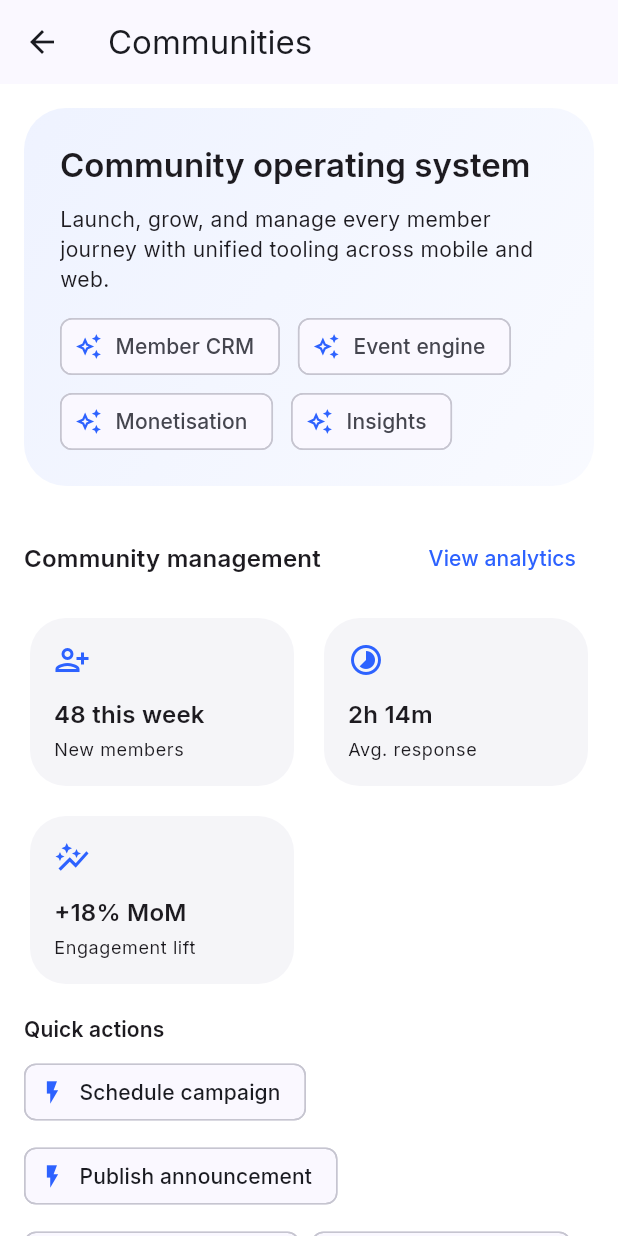
After one commit to orbas1/Nodejs-Edulure, a Flutter app: the screen it shows after launch, after a tap on "Communities", on a phone screen of 412 x 824 dp. The commit adds this screen. Run offline on Flutter 3.47's test engine with Material 3 defaults, Android fonts, the phone set to English and light mode, and no system bars; our stand-ins replace dio, google_fonts, hive_flutter, open_filex; accounts and stored records are empty; network calls fail.

Commit message:
feat: add community management experience to mobile app

```diff
--- a/Edulure-Flutter/lib/main.dart
+++ b/Edulure-Flutter/lib/main.dart
@@ -1,5 +1,6 @@
 import 'package:flutter/material.dart';
 import 'package:google_fonts/google_fonts.dart';
+import 'screens/communities_screen.dart';
 import 'screens/content_library_screen.dart';
 import 'screens/feed_screen.dart';
 import 'screens/home_screen.dart';
@@ -36,6 +37,7 @@ class EdulureApp extends StatelessWidget {
         '/': (_) => const HomeScreen(),
         '/login': (_) => const LoginScreen(),
         '/register': (_) => const RegisterScreen(),
+        '/communities': (_) => const CommunitiesScreen(),
         '/feed': (_) => const FeedScreen(),
         '/profile': (_) => const ProfileScreen(),
         '/content': (_) => const ContentLibraryScreen(),
--- /dev/null
+++ b/Edulure-Flutter/lib/screens/communities_screen.dart
@@ -0,0 +1,477 @@
+import 'package:flutter/material.dart';
+
+enum LiveFeedScope { global, community }
+
+class CommunitiesScreen extends StatefulWidget {
+  const CommunitiesScreen({super.key});
+
+  @override
+  State<CommunitiesScreen> createState() => _CommunitiesScreenState();
+}
+
+class _CommunitiesScreenState extends State<CommunitiesScreen> {
+  LiveFeedScope _selectedScope = LiveFeedScope.global;
+
+  static const List<_Community> _communities = [
+    _Community(
+      name: 'RevOps Guild',
+      description: 'Revenue operators scaling GTM playbooks together.',
+      members: 2180,
+      health: 'Thriving',
+      accentColor: Color(0xFFEFF6FF),
+      bannerImage: 'https://images.unsplash.com/photo-1522202222400-95cb8671ee88?auto=format&fit=crop&w=900&q=80',
+      tags: ['Revenue', 'Lifecycle', 'Automation'],
+    ),
+    _Community(
+      name: 'Customer Education Collective',
+      description: 'Designing immersive customer education programmes.',
+      members: 1835,
+      health: 'Energised',
+      accentColor: Color(0xFFFFF7ED),
+      bannerImage: 'https://images.unsplash.com/photo-1498050108023-c5249f4df085?auto=format&fit=crop&w=900&q=80',
+      tags: ['CX', 'Learning', 'Advocacy'],
+    ),
+    _Community(
+      name: 'Community-Led Leaders',
+      description: 'Leaders building global community-led organisations.',
+      members: 2560,
+      health: 'Scaling',
+      accentColor: Color(0xFFF1F5F9),
+      bannerImage: 'https://images.unsplash.com/photo-1521737604893-d14cc237f11d?auto=format&fit=crop&w=900&q=80',
+      tags: ['Leadership', 'Strategy', 'Playbooks'],
+    ),
+  ];
+
+  static final List<_FeedPost> _globalFeed = [
+    _FeedPost(
+      authorName: 'Jordan Brooks',
+      authorRole: 'Head of Community',
+      communityName: 'Global broadcast',
+      body:
+          'We just published the Q2 community playbook with updated retention benchmarks and event templates. Dive in and share your feedback!',
+      tags: const ['Playbook', 'Retention'],
+    ),
+    _FeedPost(
+      authorName: 'Sasha Nwosu',
+      authorRole: 'Learning Experience Designer',
+      communityName: 'Global broadcast',
+      body:
+          'Next week we are running a live teardown of the new onboarding experience. RSVP if you want to join the working group.',
+      tags: const ['Live session', 'Design Review'],
+    ),
+  ];
+
+  static final List<_FeedPost> _communityFeed = [
+    _FeedPost(
+      authorName: 'Luca Martins',
+      authorRole: 'Community Moderator',
+      communityName: 'RevOps Guild',
+      body:
+          'Kicked off a member-led pipeline automation clinic. Drop your toughest workflow question and we will cover it live tomorrow.',
+      tags: const ['Automation', 'Workshop'],
+    ),
+    _FeedPost(
+      authorName: 'Emily Tan',
+      authorRole: 'Programme Manager',
+      communityName: 'Customer Education Collective',
+      body:
+          'Shared the interview kit we used to map learner personas across APAC. Curious to hear how you structure your research panels.',
+      tags: const ['Research', 'Templates'],
+    ),
+    _FeedPost(
+      authorName: 'Noah Patel',
+      authorRole: 'Community Operations',
+      communityName: 'Community-Led Leaders',
+      body:
+          'We are prototyping a new ritual around cross-community mentorship. Sign up if you would like to exchange playbooks with another operator.',
+      tags: const ['Mentorship', 'Collaboration'],
+    ),
+  ];
+
+  @override
+  Widget build(BuildContext context) {
+    final colorScheme = Theme.of(context).colorScheme;
+    final textTheme = Theme.of(context).textTheme;
+
+    return Scaffold(
+      appBar: AppBar(
+        title: const Text('Communities'),
+      ),
+      body: SingleChildScrollView(
+        padding: const EdgeInsets.all(16),
+        child: Column(
+          crossAxisAlignment: CrossAxisAlignment.start,
+          children: [
+            _buildCommunitiesHero(textTheme, colorScheme),
+            const SizedBox(height: 24),
+            _buildManagementSection(textTheme, colorScheme),
+            const SizedBox(height: 32),
+            _buildDirectorySection(textTheme),
+            const SizedBox(height: 32),
+            _buildLiveFeedSection(textTheme),
+          ],
+        ),
+      ),
+    );
+  }
+
+  Widget _buildCommunitiesHero(TextTheme textTheme, ColorScheme colorScheme) {
+    return Container(
+      width: double.infinity,
+      padding: const EdgeInsets.all(24),
+      decoration: BoxDecoration(
+        borderRadius: BorderRadius.circular(28),
+        gradient: LinearGradient(
+          colors: [colorScheme.primary.withOpacity(0.08), colorScheme.primary.withOpacity(0.03)],
+          begin: Alignment.topLeft,
+          end: Alignment.bottomRight,
+        ),
+      ),
+      child: Column(
+        crossAxisAlignment: CrossAxisAlignment.start,
+        children: [
+          Text(
+            'Community operating system',
+            style: textTheme.titleLarge?.copyWith(fontWeight: FontWeight.w600),
+          ),
+          const SizedBox(height: 12),
+          Text(
+            'Launch, grow, and manage every member journey with unified tooling across mobile and web.',
+            style: textTheme.bodyMedium,
+          ),
+          const SizedBox(height: 16),
+          Wrap(
+            spacing: 12,
+            runSpacing: 12,
+            children: const [
+              _HeroChip(label: 'Member CRM'),
+              _HeroChip(label: 'Event engine'),
+              _HeroChip(label: 'Monetisation'),
+              _HeroChip(label: 'Insights'),
+            ],
+          ),
+        ],
+      ),
+    );
+  }
+
+  Widget _buildManagementSection(TextTheme textTheme, ColorScheme colorScheme) {
+    final stats = [
+      _ManagementStat(icon: Icons.person_add_alt_1_outlined, label: 'New members', value: '48 this week'),
+      _ManagementStat(icon: Icons.timelapse_outlined, label: 'Avg. response', value: '2h 14m'),
+      _ManagementStat(icon: Icons.auto_graph_outlined, label: 'Engagement lift', value: '+18% MoM'),
+    ];
+
+    final actions = [
+      'Schedule campaign',
+      'Publish announcement',
+      'Launch automation',
+      'Invite moderators',
+    ];
+
+    return Column(
+      crossAxisAlignment: CrossAxisAlignment.start,
+      children: [
+        Row(
+          mainAxisAlignment: MainAxisAlignment.spaceBetween,
+          children: [
+            Text('Community management', style: textTheme.titleMedium?.copyWith(fontWeight: FontWeight.w600)),
+            TextButton(
+              onPressed: () {},
+              child: const Text('View analytics'),
+            ),
+          ],
+        ),
+        const SizedBox(height: 12),
+        LayoutBuilder(
+          builder: (context, constraints) {
+            final isWide = constraints.maxWidth > 600;
+            return Wrap(
+              spacing: 12,
+              runSpacing: 12,
+              children: stats
+                  .map(
+                    (stat) => SizedBox(
+                      width: isWide ? (constraints.maxWidth - 24) / 3 : (constraints.maxWidth - 12) / 2,
+                      child: _ManagementCard(stat: stat, colorScheme: colorScheme),
+                    ),
+                  )
+                  .toList(),
+            );
+          },
+        ),
+        const SizedBox(height: 16),
+        Text('Quick actions', style: textTheme.titleSmall?.copyWith(fontWeight: FontWeight.w600)),
+        const SizedBox(height: 8),
+        Wrap(
+          spacing: 8,
+          runSpacing: 8,
+          children: actions
+              .map(
+                (action) => ActionChip(
+                  label: Text(action),
+                  avatar: const Icon(Icons.flash_on_outlined, size: 18),
+                  onPressed: () {},
+                ),
+              )
+              .toList(),
+        ),
+      ],
+    );
+  }
+
+  Widget _buildDirectorySection(TextTheme textTheme) {
+    return Column(
+      crossAxisAlignment: CrossAxisAlignment.start,
+      children: [
+        Text('Communities', style: textTheme.titleMedium?.copyWith(fontWeight: FontWeight.w600)),
+        const SizedBox(height: 12),
+        ..._communities.map((community) => _CommunityCard(community: community)).toList(),
+      ],
+    );
+  }
+
+  Widget _buildLiveFeedSection(TextTheme textTheme) {
+    final selectedPosts = _selectedScope == LiveFeedScope.global ? _globalFeed : _communityFeed;
+
+    return Column(
+      crossAxisAlignment: CrossAxisAlignment.start,
+      children: [
+        Row(
+          mainAxisAlignment: MainAxisAlignment.spaceBetween,
+          children: [
+            Text('Live feed', style: textTheme.titleMedium?.copyWith(fontWeight: FontWeight.w600)),
+            SegmentedButton<LiveFeedScope>(
+              segments: const [
+                ButtonSegment(value: LiveFeedScope.global, label: Text('Global')),
+                ButtonSegment(value: LiveFeedScope.community, label: Text('Communities')),
+              ],
+              selected: <LiveFeedScope>{_selectedScope},
+              onSelectionChanged: (selection) {
+                final next = selection.firstOrNull ?? LiveFeedScope.global;
+                setState(() => _selectedScope = next);
+              },
+            ),
+          ],
+        ),
+        const SizedBox(height: 12),
+        ListView.separated(
+          shrinkWrap: true,
+          physics: const NeverScrollableScrollPhysics(),
+          itemCount: selectedPosts.length,
+          separatorBuilder: (_, __) => const SizedBox(height: 12),
+          itemBuilder: (context, index) {
+            final post = selectedPosts[index];
+            return Card(
+              shape: RoundedRectangleBorder(borderRadius: BorderRadius.circular(24)),
+              child: Padding(
+                padding: const EdgeInsets.all(16),
+                child: Column(
+                  crossAxisAlignment: CrossAxisAlignment.start,
+                  children: [
+                    ListTile(
+                      contentPadding: EdgeInsets.zero,
+                      leading: CircleAvatar(
+                        backgroundImage: NetworkImage('https://i.pravatar.cc/150?img=${(index + 5) * 3 % 70}'),
+                      ),
+                      title: Text(post.authorName),
+                      subtitle: Text(post.authorRole),
+                      trailing: Container(
+                        padding: const EdgeInsets.symmetric(horizontal: 12, vertical: 6),
+                        decoration: BoxDecoration(
+                          color: Theme.of(context).colorScheme.primary.withOpacity(0.08),
+                          borderRadius: BorderRadius.circular(24),
+                        ),
+                        child: Text(
+                          post.communityName,
+                          style: textTheme.bodySmall?.copyWith(fontWeight: FontWeight.w600),
+                        ),
+                      ),
+                    ),
+                    const SizedBox(height: 8),
+                    Text(post.body, style: textTheme.bodyMedium),
+                    const SizedBox(height: 12),
+                    Wrap(
+                      spacing: 8,
+                      children: post.tags.map((tag) => Chip(label: Text('#$tag'))).toList(),
+                    ),
+                  ],
+                ),
+              ),
+            );
+          },
+        ),
+      ],
+    );
+  }
+}
+
+class _HeroChip extends StatelessWidget {
+  const _HeroChip({required this.label});
+
+  final String label;
+
+  @override
+  Widget build(BuildContext context) {
+    return Chip(
+      label: Text(label),
+      avatar: const Icon(Icons.auto_awesome_outlined, size: 18),
+      materialTapTargetSize: MaterialTapTargetSize.shrinkWrap,
+    );
+  }
+}
+
+class _ManagementStat {
+  const _ManagementStat({
+    required this.icon,
+    required this.label,
+    required this.value,
+  });
+
+  final IconData icon;
+  final String label;
+  final String value;
+}
+
+class _ManagementCard extends StatelessWidget {
+  const _ManagementCard({required this.stat, required this.colorScheme});
+
+  final _ManagementStat stat;
+  final ColorScheme colorScheme;
+
+  @override
+  Widget build(BuildContext context) {
+    return Card(
+      shape: RoundedRectangleBorder(borderRadius: BorderRadius.circular(24)),
+      elevation: 0,
+      color: colorScheme.surfaceVariant.withOpacity(0.35),
+      child: Padding(
+        padding: const EdgeInsets.all(16),
+        child: Column(
+          crossAxisAlignment: CrossAxisAlignment.start,
+          children: [
+            Icon(stat.icon, color: colorScheme.primary),
+            const SizedBox(height: 12),
+            Text(stat.value, style: Theme.of(context).textTheme.titleMedium?.copyWith(fontWeight: FontWeight.w600)),
+            const SizedBox(height: 4),
+            Text(stat.label, style: Theme.of(context).textTheme.bodySmall),
+          ],
+        ),
+      ),
+    );
+  }
+}
+
+class _Community {
+  const _Community({
+    required this.name,
+    required this.description,
+    required this.members,
+    required this.health,
+    required this.accentColor,
+    required this.bannerImage,
+    required this.tags,
+  });
+
+  final String name;
+  final String description;
+  final int members;
+  final String health;
+  final Color accentColor;
+  final String bannerImage;
+  final List<String> tags;
+}
+
+class _CommunityCard extends StatelessWidget {
+  const _CommunityCard({required this.community});
+
+  final _Community community;
+
+  @override
+  Widget build(BuildContext context) {
+    final textTheme = Theme.of(context).textTheme;
+    return Container(
+      margin: const EdgeInsets.only(bottom: 16),
+      decoration: BoxDecoration(
+        color: community.accentColor,
+        borderRadius: BorderRadius.circular(28),
+      ),
+      child: Column(
+        crossAxisAlignment: CrossAxisAlignment.start,
+        children: [
+          ClipRRect(
+            borderRadius: const BorderRadius.vertical(top: Radius.circular(28)),
+            child: Image.network(
+              community.bannerImage,
+              height: 160,
+              width: double.infinity,
+              fit: BoxFit.cover,
+            ),
+          ),
+          Padding(
+            padding: const EdgeInsets.all(20),
+            child: Column(
+              crossAxisAlignment: CrossAxisAlignment.start,
+              children: [
+                Text(community.name, style: textTheme.titleMedium?.copyWith(fontWeight: FontWeight.w600)),
+                const SizedBox(height: 8),
+                Text(
+                  community.description,
+                  style: textTheme.bodyMedium,
+                ),
+                const SizedBox(height: 12),
+                Row(
+                  children: [
+                    CircleAvatar(
+                      backgroundImage:
+                          NetworkImage('https://i.pravatar.cc/150?img=${community.members % 70}'),
+                    ),
+                    const SizedBox(width: 12),
+                    Expanded(
+                      child: Column(
+                        crossAxisAlignment: CrossAxisAlignment.start,
+                        children: [
+                          Text('${community.members}+ members', style: textTheme.bodySmall?.copyWith(fontWeight: FontWeight.w600)),
+                          Text('Health: ${community.health}', style: textTheme.bodySmall),
+                        ],
+                      ),
+                    ),
+                    FilledButton(
+                      onPressed: () {},
+                      child: const Text('Manage'),
+                    ),
+                  ],
+                ),
+                const SizedBox(height: 12),
+                Wrap(
+                  spacing: 8,
+                  children: community.tags.map((tag) => Chip(label: Text(tag))).toList(),
+                ),
+              ],
+            ),
+          ),
+        ],
+      ),
+    );
+  }
+}
+
+class _FeedPost {
+  const _FeedPost({
+    required this.authorName,
+    required this.authorRole,
+    required this.communityName,
+    required this.body,
+    required this.tags,
+  });
+
+  final String authorName;
+  final String authorRole;
+  final String communityName;
+  final String body;
+  final List<String> tags;
+}
+
+extension<T> on Set<T> {
+  T? get firstOrNull => isEmpty ? null : first;
+}
--- a/Edulure-Flutter/lib/screens/home_screen.dart
+++ b/Edulure-Flutter/lib/screens/home_screen.dart
@@ -64,6 +64,13 @@ class HomeScreen extends StatelessWidget {
               return Column(
                 children: [
                   ListTile(
+                    leading: const Icon(Icons.groups_3_outlined),
+                    title: const Text('Communities'),
+                    subtitle: const Text('Curate your hubs and monitor health in real time.'),
+                    trailing: const Icon(Icons.chevron_right),
+                    onTap: () => Navigator.pushNamed(context, '/communities'),
+                  ),
+                  ListTile(
                     leading: const Icon(Icons.dashboard_customize_outlined),
                     title: const Text('Live feed'),
                     subtitle: const Text('Stay up to date with every community in a unified stream.'),
```
